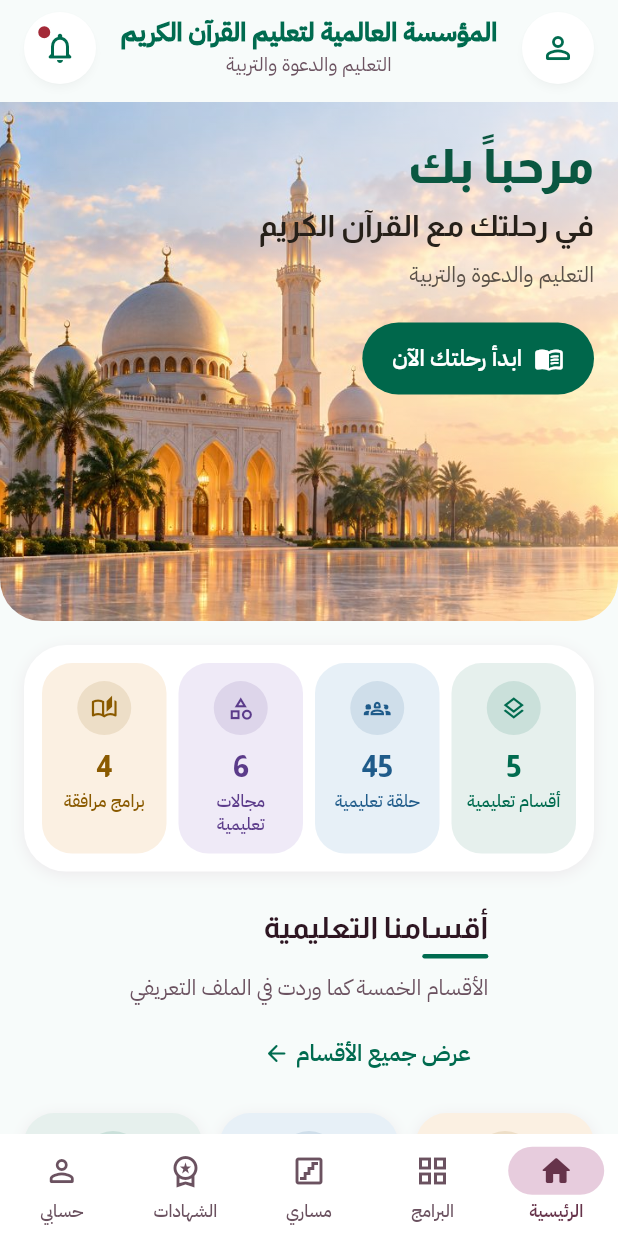
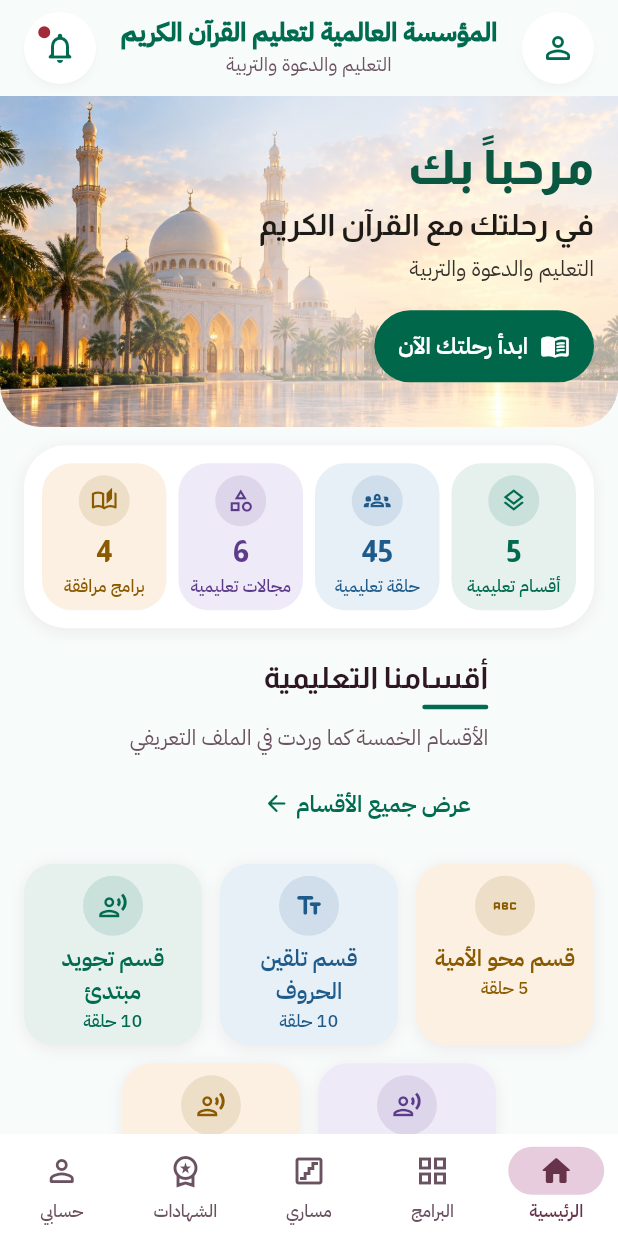
Before and after one commit to lioncoin2/Educational-Institution, a Flutter app: the screen it shows after launch, on a phone screen of 412 x 824 dp. Run offline on Flutter 3.47's test engine with Material 3 defaults, Android fonts, the phone set to English and light mode, and no system bars; our stand-ins replace flutter_riverpod, go_router.

Commit message:
Match reference geometry and fix reviewed hero issues
Tune the Home composition to the reference's measured proportions and density,
and resolve three adversarially-verified findings.

Geometry (reference = 709×1536 blueprint, implemented proportionally)
- Hero height is now ~0.536 × screen width (≈380/709) instead of a tall
  height-based reserve, so the hero no longer dominates the viewport and the
  stats, section header and category grid rise into the first screen as in the
  reference.
- Stats tiles and category cards are more compact (smaller icon chips, tighter
  padding) so they occupy the reference's proportions rather than growing tall.
- Section spacing tightened to the reference rhythm (small header→hero→stats,
  moderate before each section header).

Review fixes
- Hero copy is now genuinely centred vertically: the min-height reservation
  wraps the whole Stack and the Stack centres its content, instead of sitting
  above ResponsiveBody's top-align where MainAxisAlignment.center was inert.
- Hero copy keeps AA contrast over the photo: near-black inks, a flat light veil
  across the text side (fading out over the mosque), and the copy confined to
  the right ~60% over the bright sky. Measured worst-case contrast over the
  veiled photo at 360/390/414 dp: headline 3.2–3.4:1 (large-text AA), subhead
  6.5–6.9:1, slogan 5.0–5.3:1 — all pass.
- RefreshIndicator.onRefresh now awaits the reloaded providers so the spinner
  tracks real completion instead of resolving on the next microtask.

Composition, data, architecture and navigation are unchanged; the shared nav
stays plum; all 125 tests pass and analyzer is clean.

Co-Authored-By: Claude Opus 4.8 <noreply@anthropic.com>
Claude-Session: https://claude.ai/code/session_01RoLAvLY2SuGxq1qCzqGKVC

```diff
--- a/app/lib/features/home/home_screen.dart
+++ b/app/lib/features/home/home_screen.dart
@@ -93,6 +93,12 @@ class HomeScreen extends ConsumerWidget {
                 ref.invalidate(departmentsProvider);
                 ref.invalidate(specialSectionsProvider);
                 ref.invalidate(companionProgramsProvider);
+                // Keep the spinner until the reload actually completes.
+                await Future.wait([
+                  ref.read(departmentsProvider.future),
+                  ref.read(specialSectionsProvider.future),
+                  ref.read(companionProgramsProvider.future),
+                ]);
               },
               child: CustomScrollView(
                 slivers: [
@@ -112,7 +118,7 @@ class HomeScreen extends ConsumerWidget {
                   // ── Hero (full-bleed) ───────────────────────────────────
                   SliverToBoxAdapter(
                     child: Padding(
-                      padding: const EdgeInsets.only(top: Insets.md),
+                      padding: const EdgeInsets.only(top: Insets.sm),
                       child: HomeHero(
                         headline: 'مرحباً بك',
                         subhead: 'في رحلتك مع القرآن الكريم',
@@ -125,7 +131,7 @@ class HomeScreen extends ConsumerWidget {
 
                   // ── Stats ───────────────────────────────────────────────
                   SliverGutter(
-                    top: Insets.lg,
+                    top: Insets.md,
                     child: stats == null
                         ? const SkeletonBox(height: 132)
                         : HomeStatsCard(stats: stats),
@@ -133,7 +139,7 @@ class HomeScreen extends ConsumerWidget {
 
                   // ── Categories ──────────────────────────────────────────
                   SliverGutter(
-                    top: Insets.xxl,
+                    top: Insets.xl,
                     child: SectionHeader(
                       title: 'أقسامنا التعليمية',
                       subtitle: 'الأقسام الخمسة كما وردت في الملف التعريفي',
@@ -158,7 +164,7 @@ class HomeScreen extends ConsumerWidget {
 
                   // ── Featured ────────────────────────────────────────────
                   SliverGutter(
-                    top: Insets.xxl,
+                    top: Insets.xl,
                     child: SectionHeader(
                       title: 'برامج مميزة',
                       subtitle: 'أبرز ما تقدّمه المؤسسة',
--- a/app/lib/features/home/widgets/home_category_grid.dart
+++ b/app/lib/features/home/widgets/home_category_grid.dart
@@ -107,19 +107,19 @@ class _CategoryCard extends StatelessWidget {
       color: c.background,
       padding: const EdgeInsets.symmetric(
         horizontal: Insets.sm,
-        vertical: Insets.md,
+        vertical: Insets.sm,
       ),
       child: Column(
         mainAxisSize: MainAxisSize.min,
         crossAxisAlignment: CrossAxisAlignment.center,
         children: [
           Container(
-            width: 44,
-            height: 44,
+            width: 40,
+            height: 40,
             decoration: BoxDecoration(color: c.iconChip, shape: BoxShape.circle),
-            child: Icon(programIcon(program.iconName), size: 22, color: c.foreground),
+            child: Icon(programIcon(program.iconName), size: 20, color: c.foreground),
           ),
-          const SizedBox(height: Insets.sm),
+          const SizedBox(height: Insets.xs),
           Text(
             program.name,
             textAlign: TextAlign.center,
--- a/app/lib/features/home/widgets/home_hero.dart
+++ b/app/lib/features/home/widgets/home_hero.dart
@@ -34,49 +34,67 @@ class HomeHero extends StatelessWidget {
   final String ctaLabel;
   final VoidCallback onCta;
 
-  // The painted backdrop is a light, warm scene in BOTH themes (like a photo,
-  // it does not invert for dark mode), so the hero copy uses fixed dark inks
-  // rather than theme colours that would flip to light and vanish over it.
+  // The photographic backdrop is a light, warm scene in BOTH themes (a photo
+  // does not invert for dark mode), so the hero copy uses fixed dark inks rather
+  // than theme colours that would flip to light and vanish over it. The inks are
+  // near-black so they clear AA over the veiled photo at every text scale.
   static const _ink = Color(0xFF0A5741); // dark emerald — the brand green
-  static const _inkBody = Color(0xFF262019); // near-black warm
-  static const _inkMuted = Color(0xFF5A5148); // warm grey
+  static const _inkBody = Color(0xFF1E1A15); // near-black warm
+  static const _inkMuted = Color(0xFF352F28); // dark warm grey
   static const _ctaBg = Color(0xFF00674B); // institutional green (fixed)
 
   @override
   Widget build(BuildContext context) {
+    // Reference geometry: the hero is ~0.536 of the screen width tall
+    // (≈380/709). Driven by width, not height, and clamped so it stays a banner
+    // on wide screens; the ConstrainedBox lets it grow if the copy needs more
+    // room at large text scales, so it never overflows.
     final minHeight =
-        (MediaQuery.sizeOf(context).height * 0.42).clamp(320.0, 460.0);
+        (MediaQuery.sizeOf(context).width * 0.536).clamp(190.0, 380.0);
 
     return ClipRRect(
       borderRadius: const BorderRadius.vertical(bottom: Radii.xl),
+      // ConstrainedBox wraps the whole Stack (not just the copy) and the Stack
+      // centres its non-positioned child, so the copy sits in the hero's
+      // vertical middle instead of being pinned to the top.
+      child: ConstrainedBox(
+        constraints: BoxConstraints(minHeight: minHeight),
         child: Stack(
+          alignment: Alignment.center,
           children: [
             const Positioned.fill(child: HomeHeroBackdrop()),
-          // A directional light scrim over the text side (RTL start = right)
-          // so the dark copy always clears contrast over the warm sky.
+            // A flat light veil across the text side (RTL start = right) so the
+            // copy keeps AA contrast over any region of the photo, then fading
+            // out over the mosque on the left.
             Positioned.fill(
               child: DecoratedBox(
                 decoration: BoxDecoration(
                   gradient: LinearGradient(
-                  begin: AlignmentDirectional.topStart,
-                  end: AlignmentDirectional.bottomEnd,
+                    begin: AlignmentDirectional.centerStart,
+                    end: AlignmentDirectional.centerEnd,
                     colors: [
-                    Colors.white.withValues(alpha: 0.62),
+                      Colors.white.withValues(alpha: 0.60),
+                      Colors.white.withValues(alpha: 0.60),
                       Colors.white.withValues(alpha: 0.0),
                     ],
-                  stops: const [0.0, 0.62],
+                    stops: const [0.0, 0.52, 0.9],
                   ),
                 ),
               ),
             ),
-          ConstrainedBox(
-            constraints: BoxConstraints(minHeight: minHeight),
-            child: ResponsiveBody(
+            ResponsiveBody(
               child: Padding(
-                padding: const EdgeInsets.symmetric(vertical: Insets.xxl),
+                padding: const EdgeInsets.symmetric(vertical: Insets.lg),
+                // Confine the copy to the right ~60% (over the bright sky), with
+                // the mosque showing through the empty end (left) — the
+                // reference's hero composition.
+                child: Row(
+                  children: [
+                    Expanded(
+                      flex: 60,
                       child: Column(
                         crossAxisAlignment: CrossAxisAlignment.start,
-                  mainAxisAlignment: MainAxisAlignment.center,
+                        mainAxisSize: MainAxisSize.min,
                         children: [
                           Semantics(
                             header: true,
@@ -85,7 +103,7 @@ class HomeHero extends StatelessWidget {
                               style: context.text.headlineLarge?.copyWith(
                                 color: _ink,
                                 fontWeight: FontWeight.w800,
-                          height: 1.15,
+                                height: 1.1,
                               ),
                             ),
                           ),
@@ -97,12 +115,13 @@ class HomeHero extends StatelessWidget {
                               fontWeight: FontWeight.w600,
                             ),
                           ),
-                    const SizedBox(height: Insets.sm),
+                          const SizedBox(height: Insets.xs),
                           Text(
                             slogan,
-                      style: context.text.bodyMedium?.copyWith(color: _inkMuted),
+                            style: context.text.bodyMedium
+                                ?.copyWith(color: _inkMuted),
                           ),
-                    const SizedBox(height: Insets.xl),
+                          const SizedBox(height: Insets.lg),
                           Align(
                             alignment: AlignmentDirectional.centerStart,
                             child: FilledButton(
@@ -112,15 +131,15 @@ class HomeHero extends StatelessWidget {
                                 foregroundColor: Colors.white,
                                 minimumSize: const Size(0, 48),
                                 padding: const EdgeInsets.symmetric(
-                            horizontal: Insets.xl,
+                                  horizontal: Insets.lg,
                                   vertical: Insets.md,
                                 ),
                                 textStyle: context.text.titleSmall
                                     ?.copyWith(fontWeight: FontWeight.w700),
                               ),
-                        // Icon first → sits at the start (right) under RTL, as in
-                        // the reference; the Flexible label ellipsises so the
-                        // button never overflows at large text scales.
+                              // Icon first → sits at the start (right) under RTL,
+                              // as in the reference; the Flexible label ellipsises
+                              // so the button never overflows at large scales.
                               child: Row(
                                 mainAxisSize: MainAxisSize.min,
                                 children: [
@@ -140,10 +159,14 @@ class HomeHero extends StatelessWidget {
                         ],
                       ),
                     ),
+                    const Spacer(flex: 40),
+                  ],
+                ),
               ),
             ),
           ],
         ),
+      ),
     );
   }
 }
--- a/app/lib/features/home/widgets/home_stats_card.dart
+++ b/app/lib/features/home/widgets/home_stats_card.dart
@@ -67,8 +67,8 @@ class _Tile extends StatelessWidget {
       excludeSemantics: true,
       child: Container(
         padding: const EdgeInsets.symmetric(
-          horizontal: Insets.sm,
-          vertical: Insets.md,
+          horizontal: Insets.xs,
+          vertical: Insets.sm,
         ),
         decoration: BoxDecoration(
           color: c.background,
@@ -80,12 +80,12 @@ class _Tile extends StatelessWidget {
           crossAxisAlignment: CrossAxisAlignment.center,
           children: [
             Container(
-              width: 36,
-              height: 36,
+              width: 34,
+              height: 34,
               decoration: BoxDecoration(color: c.iconChip, shape: BoxShape.circle),
               child: Icon(stat.icon, size: 18, color: c.foreground),
             ),
-            const SizedBox(height: Insets.sm),
+            const SizedBox(height: Insets.xs),
             // FittedBox so a wide figure never overflows the quarter-width tile.
             FittedBox(
               fit: BoxFit.scaleDown,
```
Lines whose indentation alone changed are shown as unchanged.
